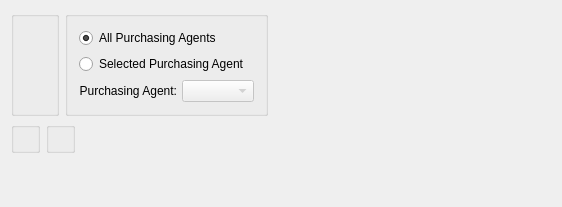
Qt form guiclient/displays/dspPoDeliveryDateVariancesByItem.ui (discountscott/qt-client) before a commit.
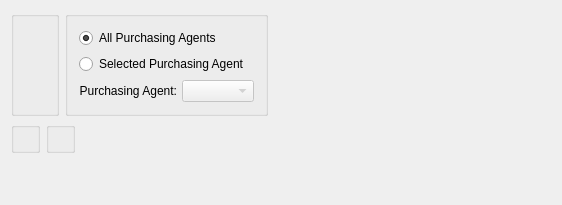
The same form after that commit. Custom widgets are drawn as their Qt base class.

Patch:
```diff
--- a/guiclient/displays/dspPoDeliveryDateVariancesByItem.ui
+++ b/guiclient/displays/dspPoDeliveryDateVariancesByItem.ui
@@ -14,7 +14,7 @@
     <x>0</x>
     <y>0</y>
     <width>562</width>
-    <height>207</height>
+    <height>205</height>
    </rect>
   </property>
   <property name="windowTitle">
```
Left out of the diff: 3 changed lines with no effect on the pictures.
